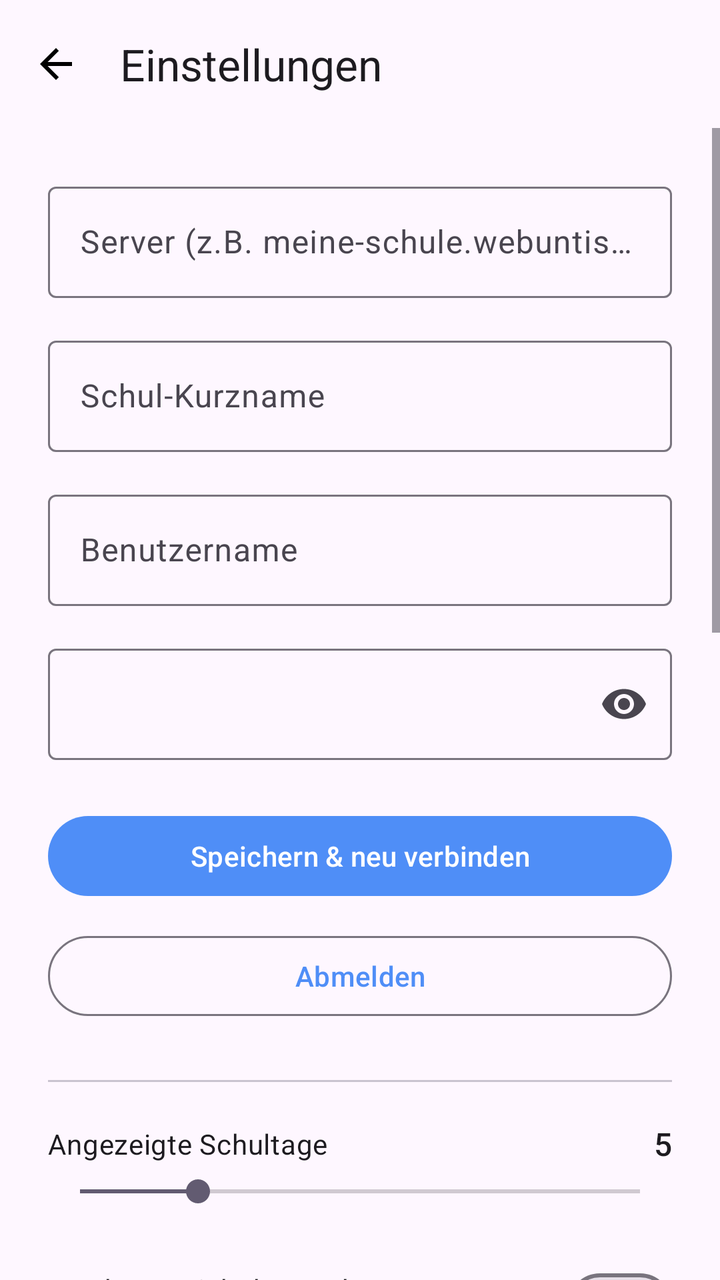
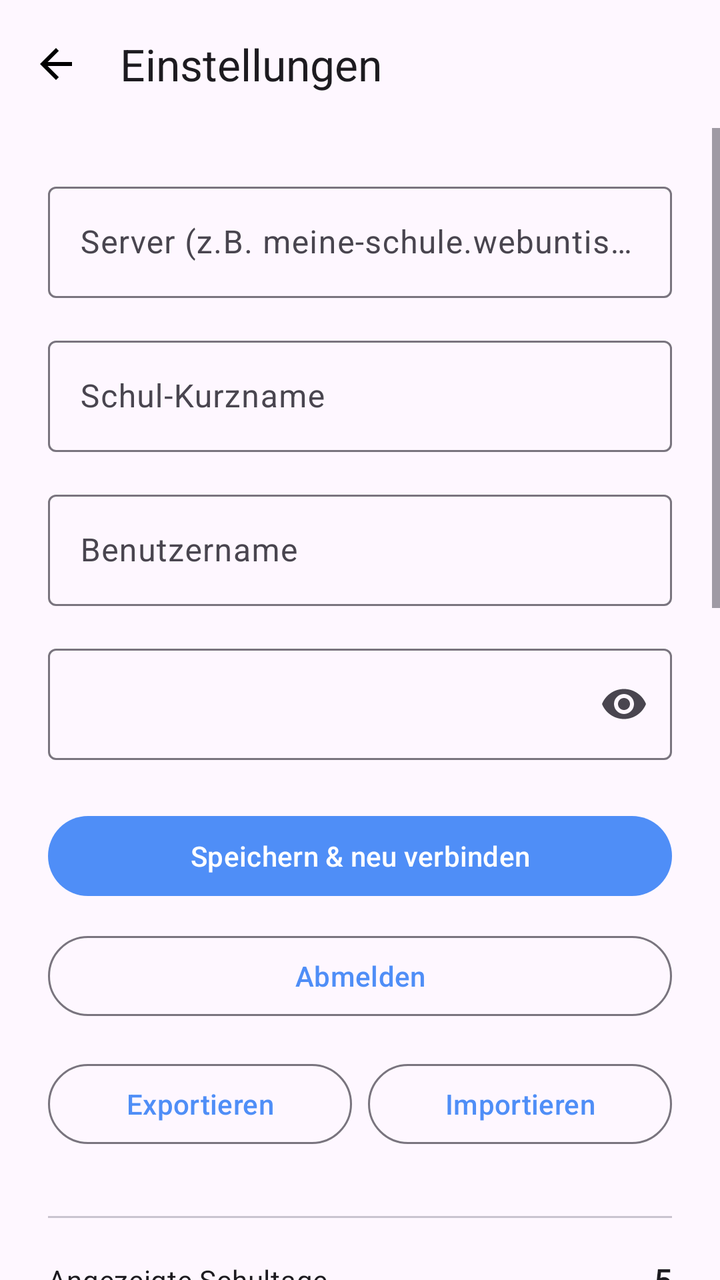

Compare the two renders of this Android layout. The source of the first and the diff that turns it into the second are given below.
<!-- AndroidManifest.xml: application theme Theme.WebUntis -->
<!-- res/layout/fragment_settings.xml -->
<?xml version="1.0" encoding="utf-8"?>
<LinearLayout xmlns:android="http://schemas.android.com/apk/res/android"
    xmlns:app="http://schemas.android.com/apk/res-auto"
    android:layout_width="match_parent"
    android:layout_height="match_parent"
    android:orientation="vertical"
    android:background="?attr/colorSurface">

    <com.google.android.material.appbar.AppBarLayout
        android:layout_width="match_parent"
        android:layout_height="wrap_content">
        <com.google.android.material.appbar.MaterialToolbar
            android:id="@+id/toolbar"
            android:layout_width="match_parent"
            android:layout_height="?attr/actionBarSize"
            app:title="@string/nav_settings"
            app:navigationIcon="@drawable/ic_back" />
    </com.google.android.material.appbar.AppBarLayout>

    <ScrollView
        android:layout_width="match_parent"
        android:layout_height="0dp"
        android:layout_weight="1">

        <LinearLayout
            android:layout_width="match_parent"
            android:layout_height="wrap_content"
            android:orientation="vertical"
            android:padding="24dp">

            <com.google.android.material.textfield.TextInputLayout
                android:layout_width="match_parent"
                android:layout_height="wrap_content"
                android:layout_marginBottom="16dp"
                style="@style/Widget.Material3.TextInputLayout.OutlinedBox"
                android:hint="@string/login_server_hint">
                <com.google.android.material.textfield.TextInputEditText
                    android:id="@+id/input_server"
                    android:layout_width="match_parent"
                    android:layout_height="wrap_content"
                    android:inputType="textUri"
                    android:imeOptions="actionNext" />
            </com.google.android.material.textfield.TextInputLayout>

            <com.google.android.material.textfield.TextInputLayout
                android:layout_width="match_parent"
                android:layout_height="wrap_content"
                android:layout_marginBottom="16dp"
                style="@style/Widget.Material3.TextInputLayout.OutlinedBox"
                android:hint="@string/login_schoolname_hint">
                <com.google.android.material.textfield.TextInputEditText
                    android:id="@+id/input_schoolname"
                    android:layout_width="match_parent"
                    android:layout_height="wrap_content"
                    android:inputType="text"
                    android:imeOptions="actionNext" />
            </com.google.android.material.textfield.TextInputLayout>

            <com.google.android.material.textfield.TextInputLayout
                android:layout_width="match_parent"
                android:layout_height="wrap_content"
                android:layout_marginBottom="16dp"
                style="@style/Widget.Material3.TextInputLayout.OutlinedBox"
                android:hint="@string/login_username_hint">
                <com.google.android.material.textfield.TextInputEditText
                    android:id="@+id/input_username"
                    android:layout_width="match_parent"
                    android:layout_height="wrap_content"
                    android:inputType="textEmailAddress"
                    android:imeOptions="actionNext" />
            </com.google.android.material.textfield.TextInputLayout>

            <com.google.android.material.textfield.TextInputLayout
                android:layout_width="match_parent"
                android:layout_height="wrap_content"
                android:layout_marginBottom="24dp"
                style="@style/Widget.Material3.TextInputLayout.OutlinedBox"
                app:endIconMode="password_toggle">
                <com.google.android.material.textfield.TextInputEditText
                    android:id="@+id/input_password"
                    android:layout_width="match_parent"
                    android:layout_height="wrap_content"
                    android:inputType="textPassword"
                    android:imeOptions="actionDone" />
            </com.google.android.material.textfield.TextInputLayout>

            <ProgressBar
                android:id="@+id/progress_bar"
                android:layout_width="wrap_content"
                android:layout_height="wrap_content"
                android:layout_gravity="center"
                android:layout_marginBottom="16dp"
                android:visibility="gone" />

            <TextView
                android:id="@+id/status_text"
                android:layout_width="match_parent"
                android:layout_height="wrap_content"
                android:layout_marginBottom="16dp"
                android:textSize="14sp"
                android:textColor="?attr/colorError"
                android:visibility="gone" />

            <com.google.android.material.button.MaterialButton
                android:id="@+id/btn_save"
                android:layout_width="match_parent"
                android:layout_height="wrap_content"
                android:layout_marginBottom="12dp"
                android:text="@string/settings_save_button" />

            <com.google.android.material.button.MaterialButton
                android:id="@+id/btn_logout"
                style="@style/Widget.Material3.Button.OutlinedButton"
                android:layout_width="match_parent"
                android:layout_height="wrap_content"
                android:text="@string/settings_logout_button" />

            
            <View
                android:layout_width="match_parent"
                android:layout_height="1dp"
                android:layout_marginTop="28dp"
                android:layout_marginBottom="20dp"
                android:background="?attr/colorOutlineVariant" />

            <LinearLayout
                android:layout_width="match_parent"
                android:layout_height="wrap_content"
                android:orientation="horizontal"
                android:gravity="center_vertical"
                android:layout_marginBottom="4dp">

                <TextView
                    android:layout_width="0dp"
                    android:layout_height="wrap_content"
                    android:layout_weight="1"
                    android:text="@string/settings_timetable_days_label"
                    android:textAppearance="?attr/textAppearanceBodyMedium" />

                <TextView
                    android:id="@+id/text_timetable_days_value"
                    android:layout_width="32dp"
                    android:layout_height="wrap_content"
                    android:gravity="end"
                    android:textAppearance="?attr/textAppearanceTitleMedium"
                    android:text="5" />

            </LinearLayout>

            <SeekBar
                android:id="@+id/seeker_timetable_days"
                android:layout_width="match_parent"
                android:layout_height="wrap_content"
                android:layout_marginBottom="24dp"
                android:max="19"
                android:progress="4" />

            
            <com.google.android.material.materialswitch.MaterialSwitch
                android:id="@+id/switch_compact_week_view"
                android:layout_width="match_parent"
                android:layout_height="wrap_content"
                android:layout_marginBottom="12dp"
                android:text="@string/settings_use_compact_week_view"
                android:textAppearance="?attr/textAppearanceBodyMedium" />

            
            <TextView
                android:layout_width="match_parent"
                android:layout_height="wrap_content"
                android:layout_marginTop="8dp"
                android:layout_marginBottom="8dp"
                android:text="@string/settings_long_names_section"
                android:textAppearance="?attr/textAppearanceLabelMedium"
                android:textColor="?attr/colorPrimary" />

            <com.google.android.material.materialswitch.MaterialSwitch
                android:id="@+id/switch_long_subjects"
                android:layout_width="match_parent"
                android:layout_height="wrap_content"
                android:layout_marginBottom="4dp"
                android:text="@string/settings_show_long_subjects"
                android:textAppearance="?attr/textAppearanceBodyMedium" />

            <com.google.android.material.materialswitch.MaterialSwitch
                android:id="@+id/switch_long_teachers"
                android:layout_width="match_parent"
                android:layout_height="wrap_content"
                android:layout_marginBottom="4dp"
                android:text="@string/settings_show_long_teachers"
                android:textAppearance="?attr/textAppearanceBodyMedium" />

            <com.google.android.material.materialswitch.MaterialSwitch
                android:id="@+id/switch_long_rooms"
                android:layout_width="match_parent"
                android:layout_height="wrap_content"
                android:layout_marginBottom="20dp"
                android:text="@string/settings_show_long_rooms"
                android:textAppearance="?attr/textAppearanceBodyMedium" />

            
            <LinearLayout
                android:layout_width="match_parent"
                android:layout_height="wrap_content"
                android:orientation="horizontal"
                android:gravity="center_vertical"
                android:layout_marginTop="8dp"
                android:layout_marginBottom="4dp">

                <TextView
                    android:layout_width="0dp"
                    android:layout_height="wrap_content"
                    android:layout_weight="1"
                    android:text="@string/settings_cache_label"
                    android:textAppearance="?attr/textAppearanceBodyMedium" />

                <TextView
                    android:id="@+id/text_cache_ttl_value"
                    android:layout_width="wrap_content"
                    android:layout_height="wrap_content"
                    android:minWidth="72dp"
                    android:gravity="end"
                    android:textAppearance="?attr/textAppearanceTitleMedium"
                    android:text="5 Minuten" />

            </LinearLayout>

            <SeekBar
                android:id="@+id/seeker_cache_ttl"
                android:layout_width="match_parent"
                android:layout_height="wrap_content"
                android:layout_marginBottom="24dp"
                android:max="60"
                android:progress="5" />

            
            <View
                android:layout_width="match_parent"
                android:layout_height="1dp"
                android:layout_marginTop="4dp"
                android:layout_marginBottom="20dp"
                android:background="?attr/colorOutlineVariant" />

            <TextView
                android:layout_width="match_parent"
                android:layout_height="wrap_content"
                android:layout_marginBottom="4dp"
                android:text="@string/settings_second_account_title"
                android:textSize="16sp"
                android:textStyle="bold"
                android:textColor="?attr/colorOnSurface" />

            <TextView
                android:layout_width="match_parent"
                android:layout_height="wrap_content"
                android:layout_marginBottom="16dp"
                android:text="@string/settings_second_account_notice"
                android:textSize="13sp"
                android:textColor="?attr/colorOnSurfaceVariant" />

            <com.google.android.material.textfield.TextInputLayout
                android:layout_width="match_parent"
                android:layout_height="wrap_content"
                android:layout_marginBottom="16dp"
                style="@style/Widget.Material3.TextInputLayout.OutlinedBox"
                android:hint="@string/settings_second_label_hint">
                <com.google.android.material.textfield.TextInputEditText
                    android:id="@+id/input_second_label"
                    android:layout_width="match_parent"
                    android:layout_height="wrap_content"
                    android:inputType="text"
                    android:imeOptions="actionNext" />
            </com.google.android.material.textfield.TextInputLayout>

            <com.google.android.material.textfield.TextInputLayout
                android:layout_width="match_parent"
                android:layout_height="wrap_content"
                android:layout_marginBottom="16dp"
                style="@style/Widget.Material3.TextInputLayout.OutlinedBox"
                android:hint="@string/settings_second_username_hint">
                <com.google.android.material.textfield.TextInputEditText
                    android:id="@+id/input_second_username"
                    android:layout_width="match_parent"
                    android:layout_height="wrap_content"
                    android:inputType="textEmailAddress"
                    android:imeOptions="actionNext" />
            </com.google.android.material.textfield.TextInputLayout>

            <com.google.android.material.textfield.TextInputLayout
                android:layout_width="match_parent"
                android:layout_height="wrap_content"
                android:layout_marginBottom="16dp"
                style="@style/Widget.Material3.TextInputLayout.OutlinedBox"
                app:endIconMode="password_toggle"
                android:hint="@string/settings_second_password_hint">
                <com.google.android.material.textfield.TextInputEditText
                    android:id="@+id/input_second_password"
                    android:layout_width="match_parent"
                    android:layout_height="wrap_content"
                    android:inputType="textPassword"
                    android:imeOptions="actionDone" />
            </com.google.android.material.textfield.TextInputLayout>

            <com.google.android.material.button.MaterialButton
                android:id="@+id/btn_save_second"
                android:layout_width="match_parent"
                android:layout_height="wrap_content"
                android:layout_marginBottom="8dp"
                android:text="@string/settings_second_save_button" />

            <com.google.android.material.button.MaterialButton
                android:id="@+id/btn_remove_second"
                style="@style/Widget.Material3.Button.OutlinedButton"
                android:layout_width="match_parent"
                android:layout_height="wrap_content"
                android:layout_marginBottom="8dp"
                android:text="@string/settings_second_remove_button"
                android:visibility="gone" />

            <TextView
                android:id="@+id/status_second"
                android:layout_width="match_parent"
                android:layout_height="wrap_content"
                android:layout_marginBottom="8dp"
                android:textSize="13sp"
                android:textColor="?attr/colorPrimary"
                android:visibility="gone" />

        </LinearLayout>
    </ScrollView>

</LinearLayout>
<!-- resources referenced by this layout -->
<resources>
  <!-- drawable ic_back (drawable) -->
  <?xml version="1.0" encoding="utf-8"?>
  <vector xmlns:android="http://schemas.android.com/apk/res/android"
      android:width="24dp" android:height="24dp"
      android:viewportWidth="24" android:viewportHeight="24">
      <path android:fillColor="#FF000000"
          android:pathData="M20,11H7.83l5.59,-5.59L12,4l-8,8 8,8 1.41,-1.41L7.83,13H20v-2z"/>
  </vector>
  <string name="login_schoolname_hint">Schul-Kurzname</string>
  <string name="login_server_hint">Server (z.B. meine-schule.webuntis.com)</string>
  <string name="login_username_hint">Benutzername</string>
  <string name="nav_settings">Einstellungen</string>
  <string name="settings_cache_label">Cache-Dauer</string>
  <string name="settings_logout_button">Abmelden</string>
  <string name="settings_long_names_section">Klarnamen anzeigen</string>
  <string name="settings_save_button">Speichern &amp; neu verbinden</string>
  <string name="settings_second_account_notice">Nachrichten beider Accounts werden zusammengeführt.</string>
  <string name="settings_second_account_title">Zweiter Account (Schüler)</string>
  <string name="settings_second_label_hint">Bezeichnung (z. B. Simon)</string>
  <string name="settings_second_password_hint">Passwort (Schüler)</string>
  <string name="settings_second_remove_button">Zweiten Account entfernen</string>
  <string name="settings_second_save_button">Zweiten Account speichern</string>
  <string name="settings_second_username_hint">Benutzername (Schüler)</string>
  <string name="settings_show_long_rooms">Raumname ausschreiben (z.B. „Klassenraum 7c")</string>
  <string name="settings_show_long_subjects">Fachname ausschreiben (z.B. „Mathematik")</string>
  <string name="settings_show_long_teachers">Lehrername ausschreiben (z.B. „Mustermann")</string>
  <string name="settings_timetable_days_label">Angezeigte Schultage</string>
  <string name="settings_use_compact_week_view">Wochenansicht kompakt nebeneinander</string>
  <style name="Theme.WebUntis" parent="Theme.Material3.DayNight.NoActionBar">
          <item name="colorPrimary">@color/primary</item>
          <item name="colorPrimaryVariant">@color/primary_variant</item>
          <item name="colorOnPrimary">@color/on_primary</item>
          <item name="android:statusBarColor">?attr/colorSurface</item>
          <item name="android:navigationBarColor">?attr/colorSurface</item>
          <item name="android:windowLightStatusBar">true</item>
      </style>
  <color name="primary">#4F8EF7</color>
  <color name="primary_variant">#6C63FF</color>
  <color name="on_primary">#FFFFFF</color>
</resources>

<!-- the commit's change to res/layout/fragment_settings.xml (unified diff, before → after) -->
@@ -113,7 +113,35 @@
                 style="@style/Widget.Material3.Button.OutlinedButton"
                 android:layout_width="match_parent"
                 android:layout_height="wrap_content"
+                android:layout_marginBottom="12dp"
                 android:text="@string/settings_logout_button" />
+
+            
+            <LinearLayout
+                android:layout_width="match_parent"
+                android:layout_height="wrap_content"
+                android:orientation="horizontal"
+                android:layout_marginTop="4dp"
+                android:layout_marginBottom="4dp">
+
+                <com.google.android.material.button.MaterialButton
+                    android:id="@+id/btn_export_settings"
+                    style="@style/Widget.Material3.Button.OutlinedButton"
+                    android:layout_width="0dp"
+                    android:layout_height="wrap_content"
+                    android:layout_weight="1"
+                    android:layout_marginEnd="8dp"
+                    android:text="@string/settings_export_button" />
+
+                <com.google.android.material.button.MaterialButton
+                    android:id="@+id/btn_import_settings"
+                    style="@style/Widget.Material3.Button.OutlinedButton"
+                    android:layout_width="0dp"
+                    android:layout_height="wrap_content"
+                    android:layout_weight="1"
+                    android:text="@string/settings_import_button" />
+
+            </LinearLayout>
 
             
             <View
<!-- resource entries referenced after the edit -->
@@ -13,6 +13,8 @@
   <string name="login_username_hint">Benutzername</string>
   <string name="nav_settings">Einstellungen</string>
   <string name="settings_cache_label">Cache-Dauer</string>
+  <string name="settings_export_button">Exportieren</string>
+  <string name="settings_import_button">Importieren</string>
   <string name="settings_logout_button">Abmelden</string>
   <string name="settings_long_names_section">Klarnamen anzeigen</string>
   <string name="settings_save_button">Speichern &amp; neu verbinden</string>
